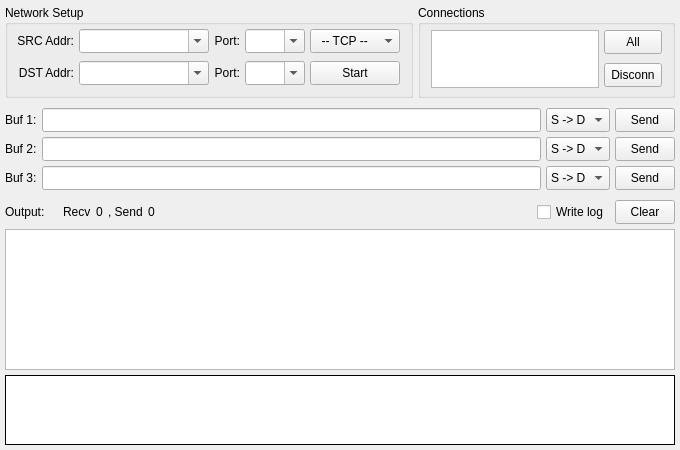
Above: src/sokit/transferform.ui from sinpolib/sokit before the change. Below: the same form after it.
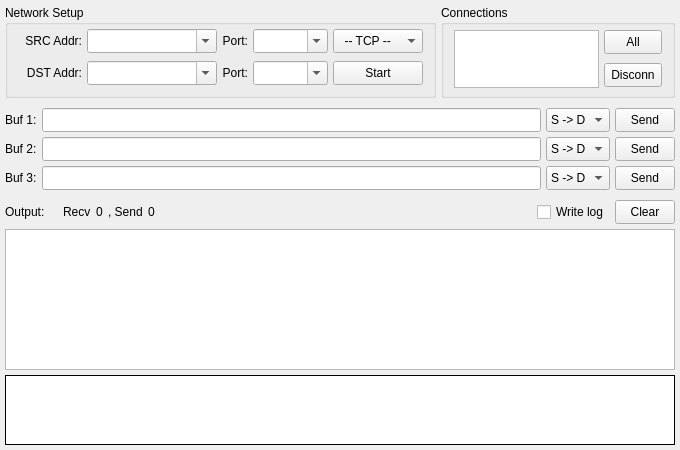
That is the form after the change.

```diff
--- a/src/sokit/transferform.ui
+++ b/src/sokit/transferform.ui
@@ -107,7 +107,7 @@
             </property>
             <property name="minimumSize">
              <size>
-              <width>62</width>
+              <width>70</width>
               <height>0</height>
              </size>
             </property>
@@ -166,13 +166,13 @@
             </property>
             <property name="minimumSize">
              <size>
-              <width>60</width>
+              <width>75</width>
               <height>24</height>
              </size>
             </property>
             <property name="maximumSize">
              <size>
-              <width>60</width>
+              <width>75</width>
               <height>24</height>
              </size>
             </property>
@@ -194,7 +194,7 @@
             </property>
             <property name="minimumSize">
              <size>
-              <width>62</width>
+              <width>70</width>
               <height>0</height>
              </size>
             </property>
@@ -269,13 +269,13 @@
             </property>
             <property name="minimumSize">
              <size>
-              <width>60</width>
+              <width>75</width>
               <height>24</height>
              </size>
             </property>
             <property name="maximumSize">
              <size>
-              <width>60</width>
+              <width>75</width>
               <height>24</height>
              </size>
             </property>
```
